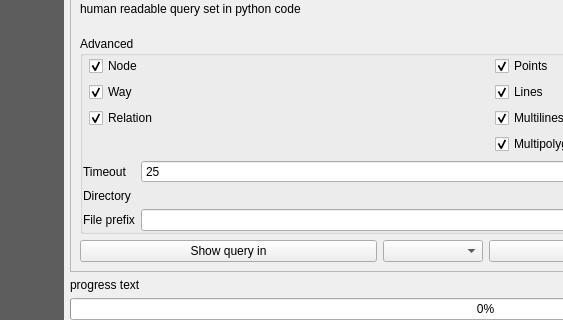
The window that QuickOSM/resources/ui/main_window.ui (3liz/QuickOSM) describes before a commit, drawn with Qt 5; both pictures show x 89 to 652 and y 547 to 867 of the 990 by 867 pixel window.
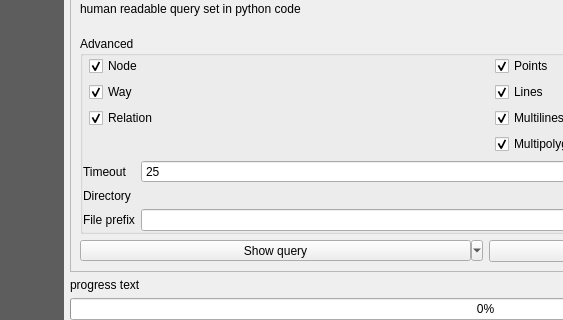
The same window after the commit. Custom widgets are drawn as their Qt base class.

The edit to the form file:
```diff
--- a/QuickOSM/resources/ui/main_window.ui
+++ b/QuickOSM/resources/ui/main_window.ui
@@ -543,28 +543,32 @@
              <item>
               <layout class="QHBoxLayout" name="horizontalLayout">
                <item>
-                <layout class="QHBoxLayout" name="horizontalLayout_11">
-                 <item>
-                  <widget class="QPushButton" name="button_show_query">
+                <widget class="QToolButton" name="button_show_query">
+                 <property name="sizePolicy">
+                  <sizepolicy hsizetype="Minimum" vsizetype="Fixed">
+                   <horstretch>0</horstretch>
+                   <verstretch>0</verstretch>
+                  </sizepolicy>
+                 </property>
+                 <property name="layoutDirection">
+                  <enum>Qt::LeftToRight</enum>
+                 </property>
                    <property name="text">
-                    <string>Show query in</string>
-                   </property>
-                  </widget>
-                 </item>
-                 <item>
-                  <widget class="QComboBox" name="combo_query_language_qq">
-                   <property name="maximumSize">
-                    <size>
-                     <width>100</width>
-                     <height>16777215</height>
-                    </size>
-                   </property>
-                   <property name="editable">
+                  <string>Show query</string>
+                 </property>
+                 <property name="checkable">
                     <bool>false</bool>
                    </property>
-                  </widget>
-                 </item>
-                </layout>
+                 <property name="popupMode">
+                  <enum>QToolButton::MenuButtonPopup</enum>
+                 </property>
+                 <property name="toolButtonStyle">
+                  <enum>Qt::ToolButtonTextOnly</enum>
+                 </property>
+                 <property name="arrowType">
+                  <enum>Qt::NoArrow</enum>
+                 </property>
+                </widget>
                </item>
                <item>
                 <widget class="QPushButton" name="button_run_query_qq">
```
Left out of the diff: 34 changed lines with no effect on the pictures. Lines whose indentation alone changed are shown as unchanged.
